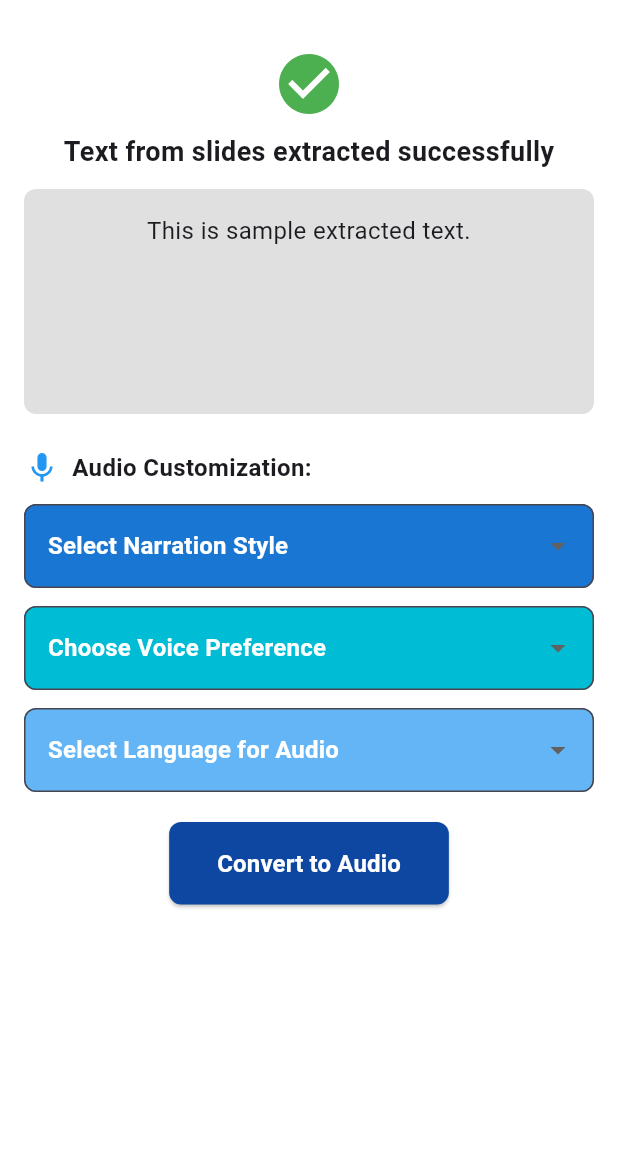
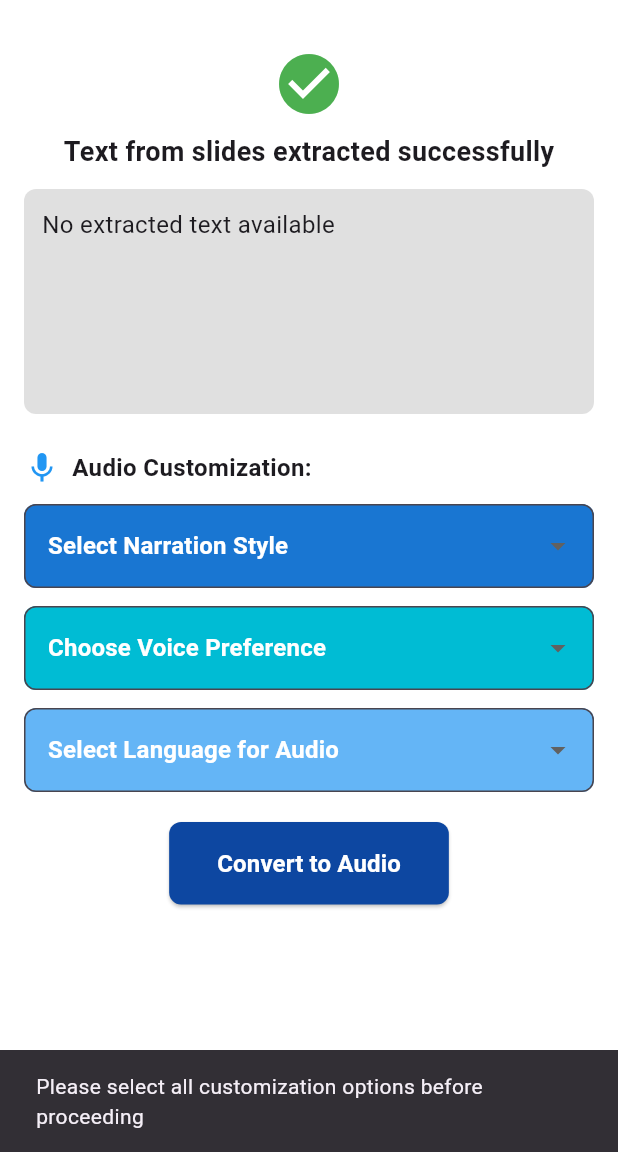
Before and after one commit to carolflz/Audify_fyp, a Flutter app: the UserCustomizationScreen screen opened by its route, after a tap on "Convert to Audio", on a phone screen of 412 x 824 dp, the part 84-1236 px from its top. Run offline on Flutter 3.47's test engine with Material 3 defaults, Android fonts, the light colour scheme and no system bars; our stand-ins replace file_picker.

Commit message:
- Integrate backend text extraction with Flutter for slide uploads - Ensure extracted text is passed correctly to the customization screen

```diff
--- a/lib/main.dart
+++ b/lib/main.dart
@@ -142,7 +142,7 @@ class MyApp extends StatelessWidget {
       initialRoute: '/',
       routes: {
         '/': (context) => const UploadSlideScreen(), // Default home screen
-        '/userCustomization': (context) => const UserCustomizationScreen(), // Customization screen
+        '/userCustomization': (context) => const UserCustomizationScreen(extractedText: '',), // Customization screen
       },
     );
   }
--- a/lib/user_customization.dart
+++ b/lib/user_customization.dart
@@ -1,9 +1,18 @@
 import 'package:flutter/material.dart';
 
-class UserCustomizationScreen extends StatelessWidget {
-  const UserCustomizationScreen({
-    super.key,
-  }); // Added `key` as a named parameter
+class UserCustomizationScreen extends StatefulWidget {
+  final String extractedText;
+
+  const UserCustomizationScreen({super.key, required this.extractedText});
+
+  @override
+  State<UserCustomizationScreen> createState() => _UserCustomizationScreenState();
+}
+
+class _UserCustomizationScreenState extends State<UserCustomizationScreen> {
+  String? selectedNarrationStyle;
+  String? selectedVoice;
+  String? selectedLanguage;
 
   @override
   Widget build(BuildContext context) {
@@ -24,11 +33,10 @@ class UserCustomizationScreen extends StatelessWidget {
         ],
         title: Center(
           child: Image.asset(
-            'assets/images/audify_logo.png', // ✅ Make sure this exists
+            'assets/images/audify_logo.png',
             height: 40,
-            errorBuilder:
-                (context, error, stackTrace) =>
-                    const Icon(Icons.error, color: Colors.red),
+            errorBuilder: (context, error, stackTrace) =>
+                const Icon(Icons.error, color: Colors.red),
           ),
         ),
       ),
@@ -46,17 +54,21 @@ class UserCustomizationScreen extends StatelessWidget {
             ),
             const SizedBox(height: 12),
             Container(
-              width: double.infinity, // Makes the container take the full width
-              height: 150, // Increased height to make it vertically longer
-              padding: const EdgeInsets.all(16),
+              width: double.infinity,
+              height: 150,
+              padding: const EdgeInsets.all(12),
               decoration: BoxDecoration(
                 color: Colors.grey[300],
                 borderRadius: BorderRadius.circular(8),
               ),
-              child: const Text(
-                'This is sample extracted text.', // ✅ Ensure this dynamically updates later
-                style: TextStyle(fontSize: 16),
-                textAlign: TextAlign.center,
+              child: SingleChildScrollView(
+                child: Text(
+                  widget.extractedText.isNotEmpty
+                      ? widget.extractedText
+                      : "No extracted text available",
+                  style: const TextStyle(fontSize: 16),
+                  textAlign: TextAlign.left,
+                ),
               ),
             ),
             const SizedBox(height: 24),
@@ -72,7 +84,7 @@ class UserCustomizationScreen extends StatelessWidget {
             ),
             const SizedBox(height: 12),
 
-            // ✅ Narration Style Dropdown
+            // Narration Style Dropdown
             DropdownButtonFormField<String>(
               decoration: InputDecoration(
                 filled: true,
@@ -82,39 +94,25 @@ class UserCustomizationScreen extends StatelessWidget {
                 ),
               ),
               dropdownColor: Colors.blue[700],
-              value: null,
+              value: selectedNarrationStyle,
               hint: const Text(
                 'Select Narration Style',
-                style: TextStyle(
-                  color: Colors.white,
-                  fontWeight: FontWeight.bold,
-                ),
+                style: TextStyle(color: Colors.white, fontWeight: FontWeight.bold),
               ),
               items: const [
-                DropdownMenuItem(
-                  value: 'formal',
-                  child: Text(
-                    'Formal Lecture',
-                    style: TextStyle(color: Colors.white),
-                  ),
-                ),
-                DropdownMenuItem(
-                  value: 'ted',
-                  child: Text(
-                    'TED Talk Style',
-                    style: TextStyle(color: Colors.white),
-                  ),
-                ),
-                DropdownMenuItem(
-                  value: 'casual',
-                  child: Text('Casual', style: TextStyle(color: Colors.white)),
-                ),
+                DropdownMenuItem(value: 'formal', child: Text('Formal Lecture', style: TextStyle(color: Colors.white))),
+                DropdownMenuItem(value: 'ted', child: Text('TED Talk Style', style: TextStyle(color: Colors.white))),
+                DropdownMenuItem(value: 'casual', child: Text('Casual', style: TextStyle(color: Colors.white))),
               ],
-              onChanged: (value) {},
+              onChanged: (value) {
+                setState(() {
+                  selectedNarrationStyle = value;
+                });
+              },
             ),
             const SizedBox(height: 12),
 
-            // ✅ Voice Preference Dropdown
+            // Voice Preference Dropdown
             DropdownButtonFormField<String>(
               decoration: InputDecoration(
                 filled: true,
@@ -124,35 +122,24 @@ class UserCustomizationScreen extends StatelessWidget {
                 ),
               ),
               dropdownColor: Colors.cyan[500],
-              value: null,
+              value: selectedVoice,
               hint: const Text(
                 'Choose Voice Preference',
-                style: TextStyle(
-                  color: Colors.white,
-                  fontWeight: FontWeight.bold,
-                ),
+                style: TextStyle(color: Colors.white, fontWeight: FontWeight.bold),
               ),
               items: const [
-                DropdownMenuItem(
-                  value: 'male',
-                  child: Text(
-                    'Male Voice',
-                    style: TextStyle(color: Colors.white),
-                  ),
-                ),
-                DropdownMenuItem(
-                  value: 'female',
-                  child: Text(
-                    'Female Voice',
-                    style: TextStyle(color: Colors.white),
-                  ),
-                ),
+                DropdownMenuItem(value: 'male', child: Text('Male Voice', style: TextStyle(color: Colors.white))),
+                DropdownMenuItem(value: 'female', child: Text('Female Voice', style: TextStyle(color: Colors.white))),
               ],
-              onChanged: (value) {},
+              onChanged: (value) {
+                setState(() {
+                  selectedVoice = value;
+                });
+              },
             ),
             const SizedBox(height: 12),
 
-            // ✅ Language Selection Dropdown
+            // Language Selection Dropdown
             DropdownButtonFormField<String>(
               decoration: InputDecoration(
                 filled: true,
@@ -162,46 +149,48 @@ class UserCustomizationScreen extends StatelessWidget {
                 ),
               ),
               dropdownColor: Colors.blue[300],
-              value: null,
+              value: selectedLanguage,
               hint: const Text(
                 'Select Language for Audio',
-                style: TextStyle(
-                  color: Colors.white,
-                  fontWeight: FontWeight.bold,
-                ),
+                style: TextStyle(color: Colors.white, fontWeight: FontWeight.bold),
               ),
               items: const [
-                DropdownMenuItem(
-                  value: 'en',
-                  child: Text('English', style: TextStyle(color: Colors.white)),
-                ),
-                DropdownMenuItem(
-                  value: 'zh',
-                  child: Text('Chinese', style: TextStyle(color: Colors.white)),
-                ),
-                DropdownMenuItem(
-                  value: 'ms',
-                  child: Text('Malay', style: TextStyle(color: Colors.white)),
-                ),
+                DropdownMenuItem(value: 'en', child: Text('English', style: TextStyle(color: Colors.white))),
+                DropdownMenuItem(value: 'zh', child: Text('Chinese', style: TextStyle(color: Colors.white))),
+                DropdownMenuItem(value: 'ms', child: Text('Malay', style: TextStyle(color: Colors.white))),
               ],
-              onChanged: (value) {},
+              onChanged: (value) {
+                setState(() {
+                  selectedLanguage = value;
+                });
+              },
             ),
             const SizedBox(height: 20),
 
-            // ✅ Convert to Audio Button
+            // Convert to Audio Button
             ElevatedButton(
               style: ElevatedButton.styleFrom(
                 backgroundColor: Colors.blue[900],
-                padding: const EdgeInsets.symmetric(
-                  vertical: 16,
-                  horizontal: 32,
-                ),
-                shape: RoundedRectangleBorder(
-                  borderRadius: BorderRadius.circular(8),
-                ),
+                padding: const EdgeInsets.symmetric(vertical: 16, horizontal: 32),
+                shape: RoundedRectangleBorder(borderRadius: BorderRadius.circular(8)),
               ),
               onPressed: () {
-                // Implement your action here
+                if (selectedNarrationStyle == null || selectedVoice == null || selectedLanguage == null) {
+                  ScaffoldMessenger.of(context).showSnackBar(
+                    const SnackBar(content: Text('Please select all customization options before proceeding')),
+                  );
+                  return;
+                }
+
+                // Use debugPrint instead of print (Flutter's recommended approach)
+                debugPrint("Extracted Text: ${widget.extractedText}");
+                debugPrint("Narration Style: $selectedNarrationStyle");
+                debugPrint("Voice Preference: $selectedVoice");
+                debugPrint("Language: $selectedLanguage");
+
+                ScaffoldMessenger.of(context).showSnackBar(
+                  const SnackBar(content: Text('Audio conversion started!')),
+                );
               },
               child: const Text(
                 'Convert to Audio',
```
Also changed, not shown: lib/upload_slide.dart (+46 -77 lines).
